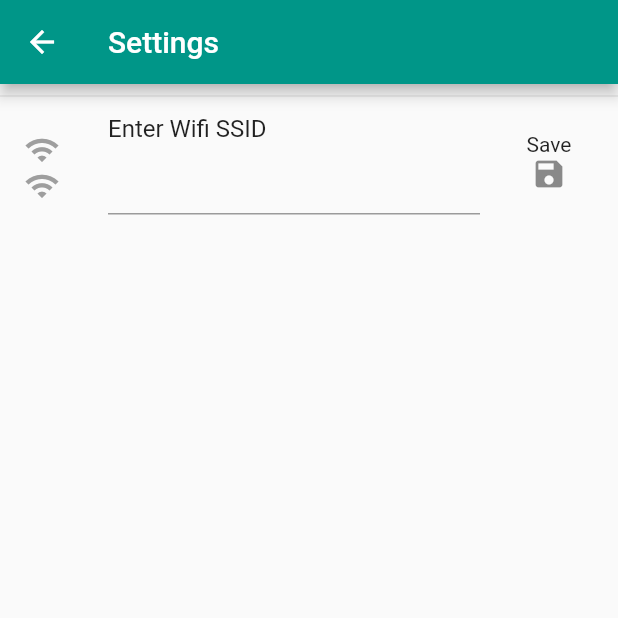
After one commit to shanix13/geofence_test, a Flutter app: the screen it shows after launch, after a tap on the "settings" icon, on a phone screen of 412 x 824 dp, the top half of it. The commit adds this screen. Run offline on Flutter 3.47's test engine with Material 2 defaults, Android fonts, the phone set to English and light mode, and no system bars; our stand-ins replace geolocator, google_nav_bar; missing offline and left inert: geolocation, wifi_info_plugin.

Commit message:
added setting view

```diff
--- a/lib/Controller/MainController.dart
+++ b/lib/Controller/MainController.dart
@@ -1,6 +1,8 @@
 import 'package:flutter/cupertino.dart';
+import 'package:flutter/material.dart';
 import 'package:geofence_test/Helper/Geofencer.dart';
 import 'package:geofence_test/Helper/WifiHelper.dart';
+import 'package:geofence_test/View/SettingView.dart';
 
 class MainController {
   Geofencer _geofencer;
@@ -14,4 +16,11 @@ class MainController {
   void getLocation() {
     _geofencer.getUserLocation();
   }
+
+  void openSettings(BuildContext context) {
+    Navigator.push(
+      context,
+      MaterialPageRoute(builder: (context) => SettingView()),
+    );
+  }
 }
--- a/lib/Helper/WifiHelper.dart
+++ b/lib/Helper/WifiHelper.dart
@@ -15,6 +15,7 @@ class WifiHelper {
   }
 
   String getSSID() {
+    initialize();
     var ssid = _wifiObject.ssid.replaceAll("\"", "");
     return ssid;
   }
--- a/lib/View/MainView.dart
+++ b/lib/View/MainView.dart
@@ -33,6 +33,17 @@ class _MainViewState extends State<MainView> {
               Text("GeoX")
             ],
           ),
+          actions: <Widget>[
+            IconButton(
+              icon: Icon(Icons.settings),
+              onPressed: () {
+                mc.openSettings(context);
+              },
+            ),
+            SizedBox(
+              width: 10,
+            )
+          ],
           backgroundColor: Colors.teal,
         ),
         body: Container(
--- /dev/null
+++ b/lib/View/SettingView.dart
@@ -0,0 +1,60 @@
+import 'package:flutter/material.dart';
+import 'package:geofence_test/WidgetX/StyleX.dart';
+
+class SettingView extends StatefulWidget {
+  @override
+  _SettingViewState createState() => _SettingViewState();
+}
+
+class _SettingViewState extends State<SettingView> with StyleX {
+  TextEditingController teSSID = new TextEditingController();
+
+  @override
+  Widget build(BuildContext context) {
+    return Scaffold(
+      appBar: AppBar(
+        backgroundColor: Colors.teal,
+        title: Text("Settings"),
+        leading: IconButton(
+          icon: Icon(Icons.arrow_back, color: Colors.white),
+          onPressed: () {
+            Navigator.pop(context);
+          },
+        ),
+        actions: <Widget>[],
+      ),
+      body: ListView(children: <Widget>[
+        Divider(),
+        ListTile(
+          title: Text("Enter Wifi SSID"),
+          subtitle: Container(
+              height: 100,
+              child: Column(
+                crossAxisAlignment: CrossAxisAlignment.start,
+                children: <Widget>[
+                  textEdit(
+                    teSSID,
+                  )
+                ],
+              )),
+          trailing: Container(
+            width: 60,
+            child: Column(
+              children: <Widget>[
+                Text("Save"),
+                Icon(Icons.save),
+              ],
+            ),
+          ),
+          leading: Column(
+            children: <Widget>[
+              Icon(Icons.wifi, color: Colors.grey),
+              Icon(Icons.wifi, color: Colors.grey),
+            ],
+          ),
+          onTap: () {},
+        ),
+      ]),
+    );
+  }
+}
--- /dev/null
+++ b/lib/WidgetX/StyleX.dart
@@ -0,0 +1,50 @@
+import 'package:flutter/material.dart';
+
+mixin StyleX {
+  var workerTextStyle =
+      TextStyle(fontSize: 15, color: Colors.black, fontWeight: FontWeight.w500);
+
+  var infoTextStyle =
+      TextStyle(fontSize: 15, color: Colors.white, fontWeight: FontWeight.w400);
+  var tabTextStyle =
+      TextStyle(fontSize: 20, color: Colors.white, fontWeight: FontWeight.w500);
+  var infoValueTextStyle =
+      TextStyle(fontSize: 15, color: Colors.white, fontWeight: FontWeight.w500);
+  var dropDownStyle =
+      TextStyle(fontSize: 15, color: Colors.black, fontWeight: FontWeight.w500);
+}
+
+Widget textEdit(TextEditingController controller, [double fontSize]) {
+  fontSize = fontSize == null ? 14 : fontSize;
+  return TextFormField(
+    controller: controller,
+    style: TextStyle(
+      fontSize: fontSize / 1,
+    ),
+  );
+}
+
+Widget textEditBox(
+    TextEditingController controller, String label, String label2,
+    [double fontSize, bool isPassword = false]) {
+  fontSize = fontSize == null ? 14 : fontSize;
+
+  return TextFormField(
+    validator: (value) {
+      if (value.isEmpty) {
+        return label2;
+      }
+      return null;
+    },
+    style: TextStyle(
+      fontSize: fontSize / 1,
+    ),
+    controller: controller,
+    obscureText: isPassword,
+    decoration: InputDecoration(
+      floatingLabelBehavior: FloatingLabelBehavior.always,
+      border: OutlineInputBorder(),
+      labelText: label,
+    ),
+  );
+}
```
